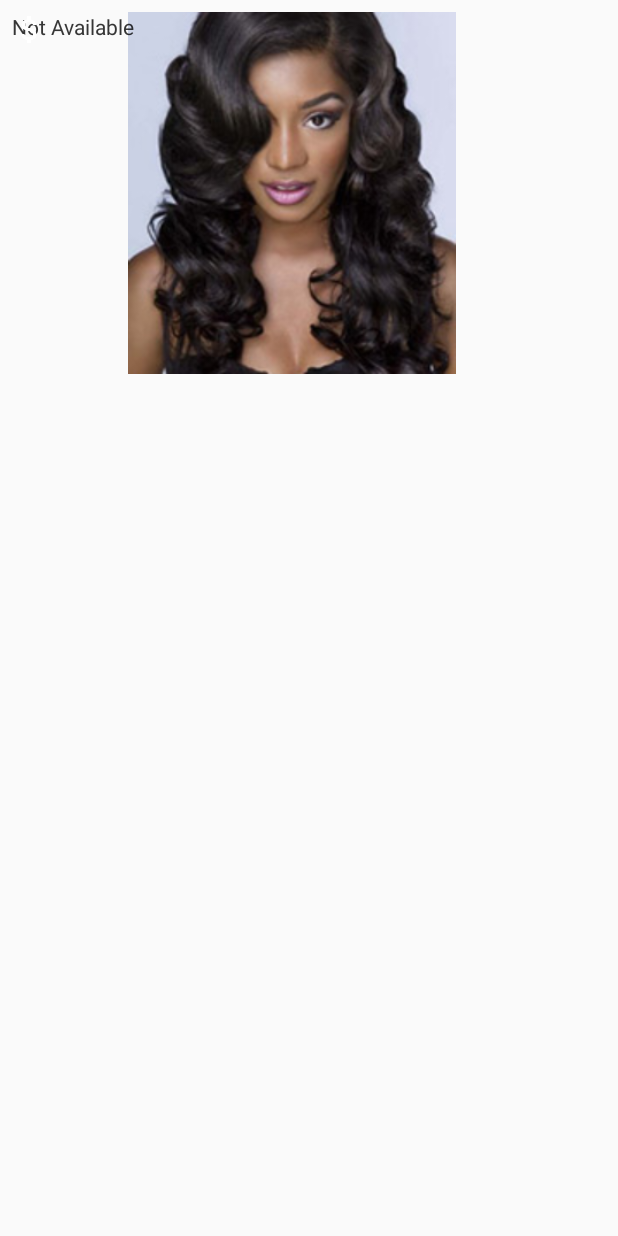
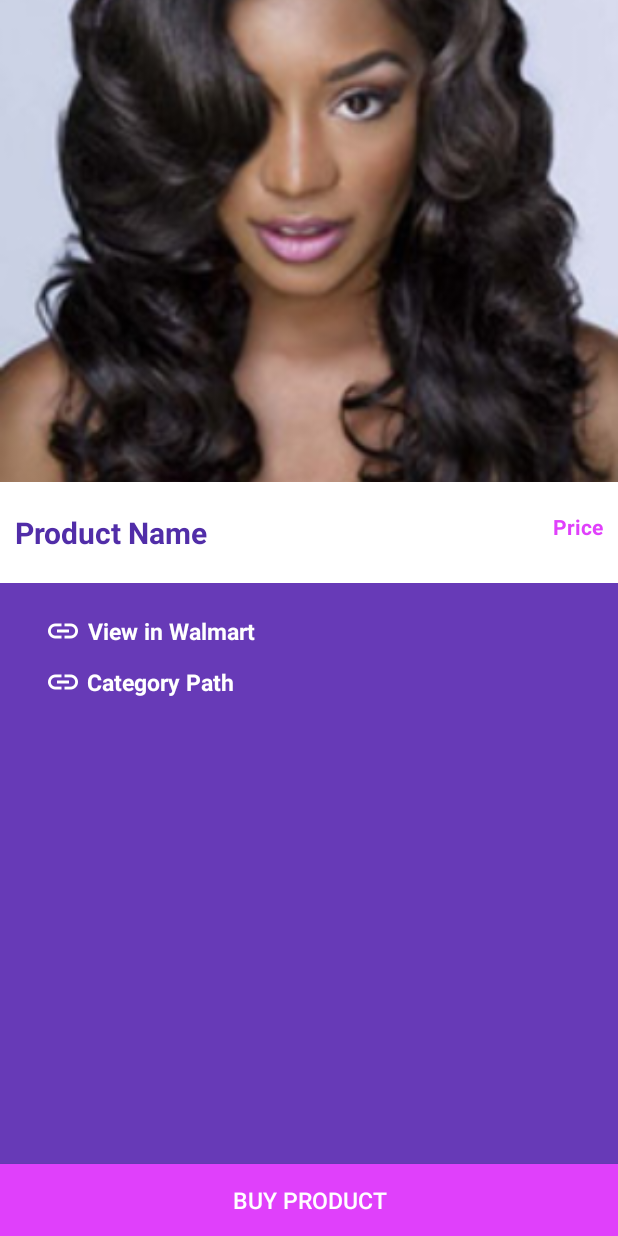
Before and after one commit to Emichira/MyOnlineStore, an Android app: the layout fragment_category_detail.xml on its own in the app's theme, with its tools: preview values and no code run, on a phone screen of 412 x 824 dp. Run offline under Robolectric (Android 15) with nearby library versions, the phone set to English and light mode, and no system bars.

Commit message:
Added custom fragments

```diff
--- a/app/src/main/AndroidManifest.xml
+++ b/app/src/main/AndroidManifest.xml
@@ -34,7 +34,7 @@
                 android:name="android.support.PARENT_ACTIVITY"
                 android:value="ke.co.emichira.myonlinestore.MainActivity" />
         </activity>
-        <activity android:name=".ui.CategoryDetailActivity"></activity>
+        <activity android:name=".CategoryDetailActivity"></activity>
     </application>
 
 </manifest>
--- a/app/src/main/java/ke/co/emichira/myonlinestore/CategoriesDetailActivity.java
+++ b/app/src/main/java/ke/co/emichira/myonlinestore/CategoriesDetailActivity.java
@@ -1,8 +1,43 @@
 package ke.co.emichira.myonlinestore;
+
+import android.os.Bundle;
+import android.support.v4.view.ViewPager;
+import android.support.v7.app.AppCompatActivity;
+
+import ke.co.emichira.myonlinestore.R;
+import ke.co.emichira.myonlinestore.CategoryPagerAdapter;
+import ke.co.emichira.myonlinestore.Category;
+
+
+import org.parceler.Parcels;
+
+import java.util.ArrayList;
+
+import butterknife.Bind;
+import butterknife.ButterKnife;
 
 /**
  * Created by michira on 9/19/17.
  */
 
-public class CategoriesDetailActivity {
+public class CategoriesDetailActivity extends AppCompatActivity {
+    @Bind(R.id.viewPager) ViewPager mViewPager;
+    private CategoryPagerAdapter adapterViewPager;
+    ArrayList<Category> mCategories = new ArrayList<>();
+
+
+    @Override
+    protected void onCreate(Bundle savedInstanceState) {
+        super.onCreate(savedInstanceState);
+        setContentView(R.layout.activity_category_detail);
+        ButterKnife.bind(this);
+
+        mCategories = Parcels.unwrap(getIntent().getParcelableExtra("categories"));
+
+        int startingPosition = Integer.parseInt(getIntent().getStringExtra("position"));
+
+        adapterViewPager = new CategoryPagerAdapter(getSupportFragmentManager(), mCategories);
+        mViewPager.setAdapter(adapterViewPager);
+        mViewPager.setCurrentItem(startingPosition);
+    }
 }
--- a/app/src/main/java/ke/co/emichira/myonlinestore/CategoryDetailActivity.java
+++ b/app/src/main/java/ke/co/emichira/myonlinestore/CategoryDetailActivity.java
@@ -3,6 +3,10 @@ package ke.co.emichira.myonlinestore;
 import android.os.Bundle;
 import android.support.v4.view.ViewPager;
 import android.support.v7.app.AppCompatActivity;
+
+import ke.co.emichira.myonlinestore.R;
+import ke.co.emichira.myonlinestore.CategoryPagerAdapter;
+import ke.co.emichira.myonlinestore.Category;
 
 import org.parceler.Parcels;
 
--- a/app/src/main/java/ke/co/emichira/myonlinestore/CategoryDetailFragment.java
+++ b/app/src/main/java/ke/co/emichira/myonlinestore/CategoryDetailFragment.java
@@ -22,11 +22,15 @@ import butterknife.ButterKnife;
  * A simple {@link Fragment} subclass.
  */
 public class CategoryDetailFragment extends Fragment implements View.OnClickListener {
-        @Bind(R.id.imageViewFragment) ImageView mImageView;
-        @Bind(R.id.nameView) TextView mNameView;
-        @Bind(R.id.priceView) TextView mPriceView;
-        @Bind(R.id.pathView) TextView mPathView;
-        @Bind(R.id.urlView) TextView mUrlView;
+
+    private static final int MAX_WIDTH = 400;
+    private static final int MAX_HEIGHT = 321;
+
+        @Bind(R.id.productImageView) ImageView mImageView;
+        @Bind(R.id.nameTextView) TextView mNameView;
+        @Bind(R.id.priceTextView) TextView mPriceView;
+        @Bind(R.id.pathTextView) TextView mPathView;
+        @Bind(R.id.urlTextView) TextView mUrlView;
 
         private Category mCategory;
 
@@ -52,7 +56,11 @@ public class CategoryDetailFragment extends Fragment implements View.OnClickList
 
             ButterKnife.bind(this, view);
 
-            Picasso.with(view.getContext()).load(mCategory.getLargeImage()).into(mImageView);
+            Picasso.with(view.getContext())
+                    .load(mCategory.getLargeImage())
+                    .resize(MAX_WIDTH, MAX_HEIGHT)
+                    .centerCrop()
+                    .into(mImageView);
             mNameView.setText(mCategory.getName());
             mPriceView.setText(String.valueOf(mCategory.getSalePrice()));
             mPathView.setText(mCategory.getCategoryPath());
--- a/app/src/main/java/ke/co/emichira/myonlinestore/CategoryListAdapter.java
+++ b/app/src/main/java/ke/co/emichira/myonlinestore/CategoryListAdapter.java
@@ -9,6 +9,10 @@ import android.view.View;
 import android.view.ViewGroup;
 import android.widget.ImageView;
 import android.widget.TextView;
+
+import ke.co.emichira.myonlinestore.CategoriesDetailActivity;
+import ke.co.emichira.myonlinestore.R;
+import ke.co.emichira.myonlinestore.Category;
 
 import com.squareup.picasso.Picasso;
 
@@ -71,10 +75,10 @@ public class CategoryListAdapter extends RecyclerView.Adapter<CategoryListAdapte
 
         @Override
         public void onClick(View v) {
-            Log.d("click listener", "working!");
+//            Log.d("click listener", "working!");
             int itemPosition = getLayoutPosition();
             Intent intent = new Intent(mContext, CategoryDetailActivity.class);
-            intent.putExtra("position", itemPosition + "");
+            intent.putExtra("position", itemPosition);
             intent.putExtra("categories", Parcels.wrap(mCategories));
             mContext.startActivity(intent);
         }
--- a/app/src/main/res/layout/activity_category_detail.xml
+++ b/app/src/main/res/layout/activity_category_detail.xml
@@ -3,7 +3,7 @@
     xmlns:tools="http://schemas.android.com/tools"
     android:layout_width="match_parent"
     android:layout_height="match_parent"
-    tools:context="ke.co.emichira.ui.CategoryDetailActivity">
+    tools:context="ke.co.emichira.myonlinestore.CategoryDetailActivity">
 
     <android.support.v4.view.ViewPager
         android:id="@+id/viewPager"
--- a/app/src/main/res/layout/fragment_category_detail.xml
+++ b/app/src/main/res/layout/fragment_category_detail.xml
@@ -4,56 +4,107 @@
     android:layout_height="match_parent"
     tools:context="ke.co.emichira.myonlinestore.CategoryDetailFragment">
 
-    <!-- TODO: Update blank fragment layout -->
+
+    <LinearLayout
+        android:orientation="vertical"
+        android:layout_width="match_parent"
+        android:layout_height="match_parent"
+        android:background="@color/colorPrimary">
+
         <ImageView
-        android:id="@+id/imageViewFragment"
-        android:layout_width="373dp"
-        android:layout_height="241dp"
+            android:layout_width="match_parent"
+            android:layout_height="321dp"
+            android:id="@+id/productImageView"
             android:src="@drawable/brasilianisches_haar"
-        android:layout_marginBottom="8dp"
-        android:layout_marginTop="8dp"
-        android:layout_marginRight="8dp"
-        android:layout_marginLeft="8dp" />
+            android:scaleType="centerCrop" />
+
+        <RelativeLayout
+            android:layout_width="match_parent"
+            android:layout_height="wrap_content"
+            android:background="@android:color/white"
+            android:paddingTop="20dp"
+            android:paddingLeft="10dp"
+            android:paddingRight="10dp"
+            android:paddingBottom="20dp">
 
             <TextView
-        android:id="@+id/nameView"
-        android:layout_width="373dp"
+                android:layout_width="wrap_content"
                 android:layout_height="wrap_content"
-        android:text=""
-        android:layout_marginRight="8dp"
-        android:layout_marginBottom="8dp"
-        android:layout_marginTop="8dp"
-        android:layout_marginLeft="8dp" />
+                android:text="Product Name"
+                android:id="@+id/nameTextView"
+                android:layout_alignParentLeft="true"
+                android:layout_alignParentStart="true"
+                android:textSize="20sp"
+                android:textColor="@color/colorPrimaryDark"
+                android:textStyle="bold" />
 
             <TextView
-        android:id="@+id/pathView"
-        android:layout_width="105dp"
-        android:layout_height="26dp"
-        android:text="Not Available"
-        android:layout_marginRight="8dp"
-        android:layout_marginLeft="8dp"
-        android:layout_marginBottom="8dp"
-        android:layout_marginTop="8dp" />
+                android:layout_width="wrap_content"
+                android:layout_height="wrap_content"
+                android:text="Price"
+                android:id="@+id/priceTextView"
+                android:drawableLeft="@drawable/ic_attach_money_white_24dp"
+                android:layout_alignTop="@+id/nameTextView"
+                android:layout_alignParentRight="true"
+                android:layout_alignParentEnd="true"
+                android:textColor="@color/colorAccent"
+                android:textStyle="bold" />
+
+        </RelativeLayout>
+
+        <RelativeLayout
+            android:layout_width="match_parent"
+            android:layout_height="match_parent">
+
+            <LinearLayout
+                android:orientation="vertical"
+                android:layout_width="match_parent"
+                android:layout_height="wrap_content"
+                android:layout_alignParentTop="true"
+                android:layout_alignParentLeft="true"
+                android:layout_alignParentStart="true"
+                android:layout_above="@+id/saveRestaurantButton"
+                android:paddingLeft="30dp"
+                android:paddingTop="20dp"
+                android:paddingRight="30dp">
 
                 <TextView
-        android:id="@+id/priceView"
-        android:layout_width="133dp"
-        android:layout_height="32dp"
-        android:text="Not Available"
-        android:layout_marginBottom="8dp"
-        android:layout_marginLeft="8dp"
-        android:layout_marginRight="8dp"
-        android:layout_marginTop="8dp"/>
+                    android:layout_width="wrap_content"
+                    android:layout_height="wrap_content"
+                    android:text="View in Walmart"
+                    android:id="@+id/urlTextView"
+                    android:drawableLeft="@drawable/ic_link_white_24dp"
+                    android:drawablePadding="4dp"
+                    android:textColor="@color/colorTextIcons"
+                    android:textSize="15sp"
+                    android:textStyle="bold"
+                    android:layout_marginBottom="10dp"
+                    android:gravity="center" />
 
                 <TextView
-        android:id="@+id/urlView"
                     android:layout_width="wrap_content"
                     android:layout_height="wrap_content"
-        android:text=""
-        android:layout_marginTop="8dp"
-        android:drawableLeft="@drawable/ic_attach_money_white_24dp"
-        android:layout_marginBottom="8dp"
-        android:layout_marginRight="8dp"
-        android:layout_marginLeft="8dp"/>
+                    android:text="Category Path"
+                    android:drawableLeft="@drawable/ic_link_white_24dp"
+                    android:drawablePadding="4dp"
+                    android:id="@+id/pathTextView"
+                    android:textColor="@color/colorTextIcons"
+                    android:textSize="15sp"
+                    android:textStyle="bold"
+                    android:layout_marginBottom="10dp"
+                    android:gravity="center_vertical"/>
 
+            </LinearLayout>
+
+            <Button
+                android:layout_width="match_parent"
+                android:layout_height="wrap_content"
+                android:text="Buy Product"
+                android:id="@+id/saveRestaurantButton"
+                android:layout_alignParentBottom="true"
+                android:background="@color/colorAccent"
+                android:textColor="@color/colorTextIcons"
+                android:textSize="15sp" />
+        </RelativeLayout>
+    </LinearLayout>
 </FrameLayout>
```
Also changed, not shown: app/src/main/res/drawable-hdpi/ic_link_white_24dp.png (added), app/src/main/res/drawable-mdpi/ic_link_white_24dp.png (added), app/src/main/res/drawable-xhdpi/ic_link_white_24dp.png (added), app/src/main/res/drawable-xxhdpi/ic_link_white_24dp.png (added), app/src/main/res/drawable-xxxhdpi/ic_link_white_24dp.png (added). Lines whose indentation alone changed are shown as unchanged.
